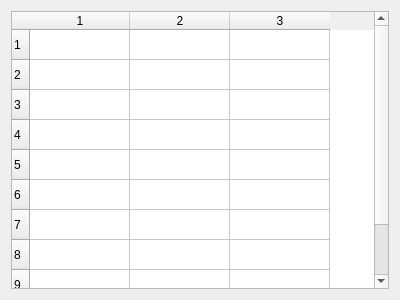
Before: the Qt Designer form client/shopwidget.ui in gitjip/microtrade, drawn with Qt 5.
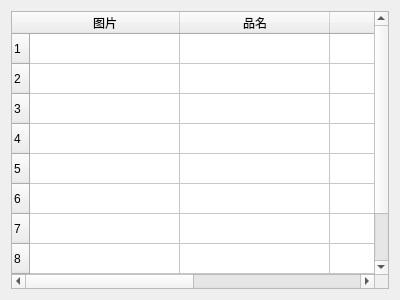
After: the same form once the commit is applied.

Commit message: Add Async communication function.

What changed in the file:
```diff
--- a/client/shopwidget.ui
+++ b/client/shopwidget.ui
@@ -20,11 +20,17 @@
       <number>10</number>
      </property>
      <property name="columnCount">
-      <number>3</number>
+      <number>4</number>
      </property>
      <attribute name="horizontalHeaderVisible">
       <bool>true</bool>
      </attribute>
+     <attribute name="horizontalHeaderDefaultSectionSize">
+      <number>150</number>
+     </attribute>
+     <attribute name="horizontalHeaderStretchLastSection">
+      <bool>true</bool>
+     </attribute>
      <attribute name="verticalHeaderVisible">
       <bool>true</bool>
      </attribute>
@@ -38,9 +44,26 @@
      <row/>
      <row/>
      <row/>
-     <column/>
-     <column/>
-     <column/>
+     <column>
+      <property name="text">
+       <string>图片</string>
+      </property>
+     </column>
+     <column>
+      <property name="text">
+       <string>品名</string>
+      </property>
+     </column>
+     <column>
+      <property name="text">
+       <string>单价</string>
+      </property>
+     </column>
+     <column>
+      <property name="text">
+       <string>描述</string>
+      </property>
+     </column>
     </widget>
    </item>
   </layout>
```
The commit also changes 2 other files.
